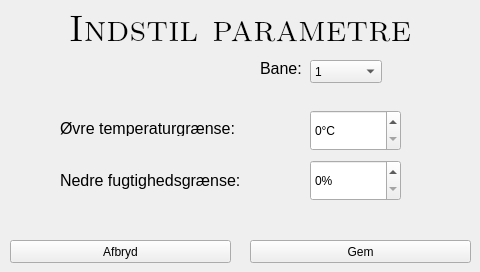
Crevil/PRJ3-Qt, file winAddRemovePar.ui: the form before one commit.
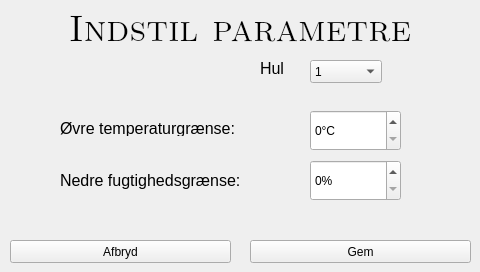
The form after the commit.

Patch:
```diff
--- a/winAddRemovePar.ui
+++ b/winAddRemovePar.ui
@@ -163,7 +163,7 @@
     </font>
    </property>
    <property name="text">
-    <string>Bane:</string>
+    <string>Hul</string>
    </property>
   </widget>
   <widget class="QComboBox" name="cbBane">
```
